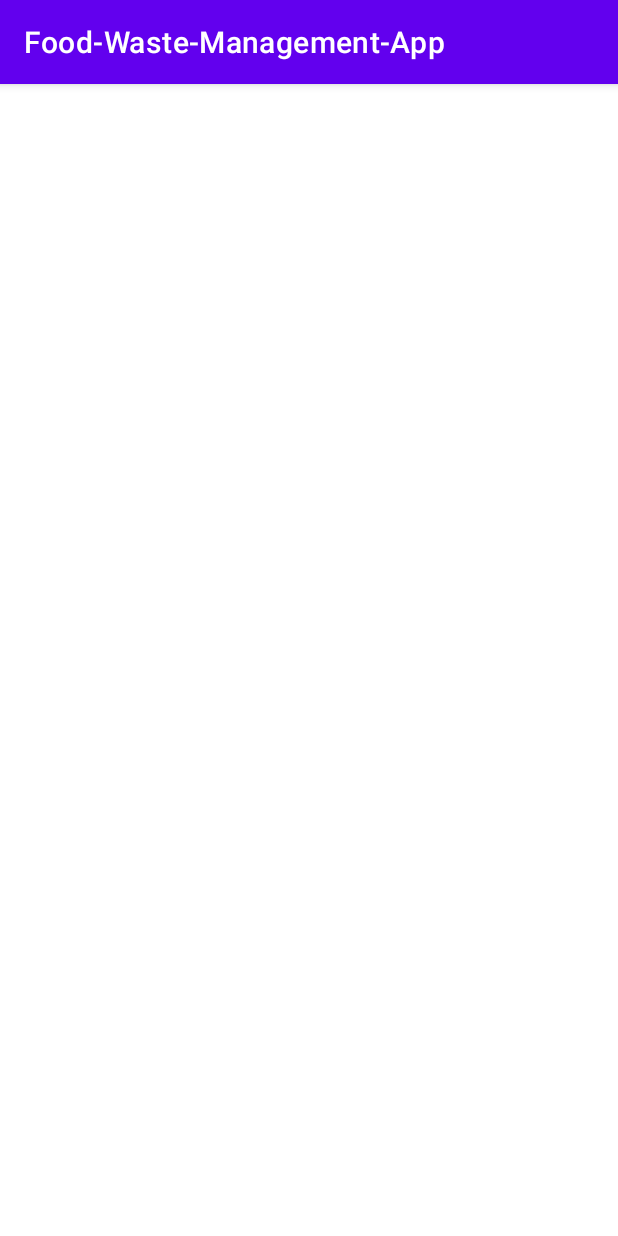
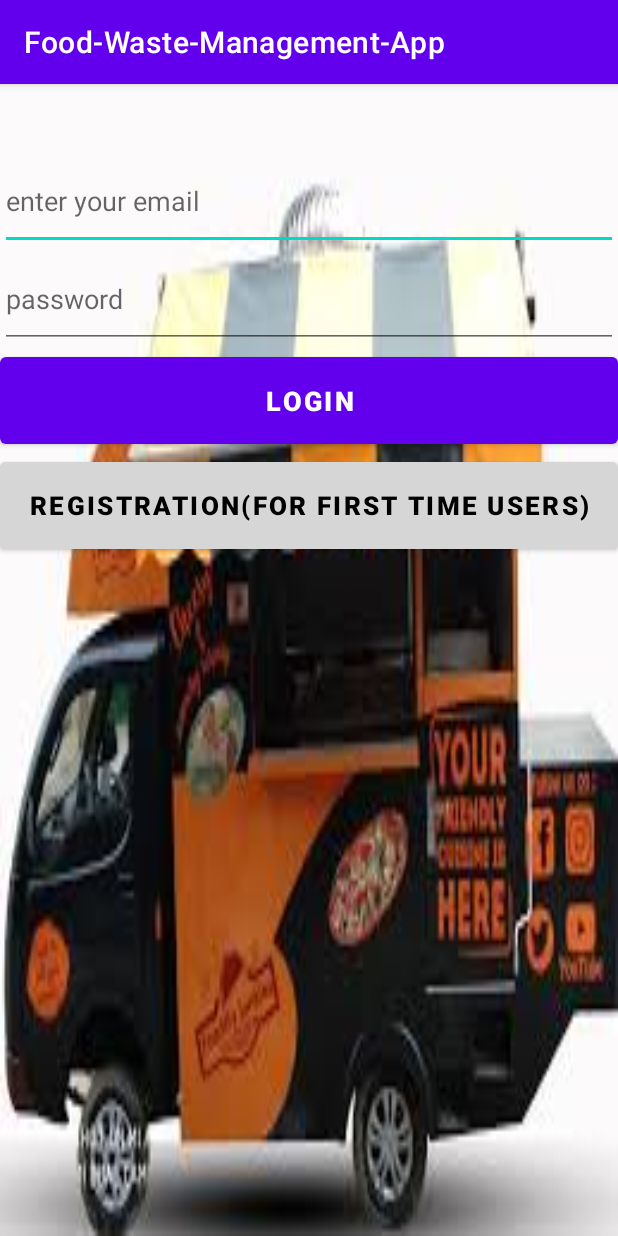
Before and after one commit to sarvendrasingh/Food-Waste-Management-App, an Android app: the NGOLogin screen opened directly, with no data from a screen before it, on a phone screen of 412 x 824 dp. Run offline under Robolectric (Android 15) with nearby library versions, the phone set to English and light mode, and no system bars.

Commit message:
organization login layout

```diff
--- a/app/src/main/res/layout/activity_customer_login.xml
+++ b/app/src/main/res/layout/activity_customer_login.xml
@@ -9,6 +9,7 @@
     android:orientation="vertical">
 
     <EditText
+        android:layout_marginTop="45dp"
         android:visibility="visible"
         android:layout_width="match_parent"
         android:layout_height="65dp"
@@ -22,8 +23,6 @@
     <Button
         android:layout_width="match_parent"
         android:fadingEdge="horizontal"
-        android:backgroundTint="@color/quantum_yellow300"
-        android:textColor="@color/black"
         android:textStyle="bold"
         android:textSize="18dp"
         android:layout_height="70dp"
--- a/app/src/main/res/layout/activity_n_g_o_login.xml
+++ b/app/src/main/res/layout/activity_n_g_o_login.xml
@@ -1,9 +1,41 @@
 <?xml version="1.0" encoding="utf-8"?>
-<androidx.constraintlayout.widget.ConstraintLayout xmlns:android="http://schemas.android.com/apk/res/android"
+<LinearLayout xmlns:android="http://schemas.android.com/apk/res/android"
     xmlns:app="http://schemas.android.com/apk/res-auto"
     xmlns:tools="http://schemas.android.com/tools"
     android:layout_width="match_parent"
     android:layout_height="match_parent"
-    tools:context=".NGOLogin">
+    tools:context=".NGOLogin"
+    android:background="@drawable/van"
+    android:orientation="vertical">
 
-</androidx.constraintlayout.widget.ConstraintLayout>
+    <EditText
+        android:layout_marginTop="45dp"
+        android:visibility="visible"
+        android:layout_width="match_parent"
+        android:layout_height="65dp"
+        android:hint="enter your email"
+        android:id="@+id/email"/>
+    <EditText
+        android:layout_width="match_parent"
+        android:layout_height="65dp"
+        android:hint="password"
+        android:id="@+id/password"/>
+    <Button
+        android:layout_width="match_parent"
+        android:fadingEdge="horizontal"
+        android:textStyle="bold"
+        android:textSize="18dp"
+        android:layout_height="70dp"
+        android:text="login"
+        android:id="@+id/login"/>
+    <Button
+        android:layout_width="match_parent"
+        android:textStyle="bold"
+        android:backgroundTint="@color/quantum_yellow300"
+        android:textColor="@color/black"
+        android:textSize="17dp"
+        android:layout_height="70dp"
+        android:text="registration(For First Time Users)"
+        android:id="@+id/registration"/>
+
+</LinearLayout>
```
Also changed, not shown: app/src/main/res/drawable-hdpi/van.png (added).
